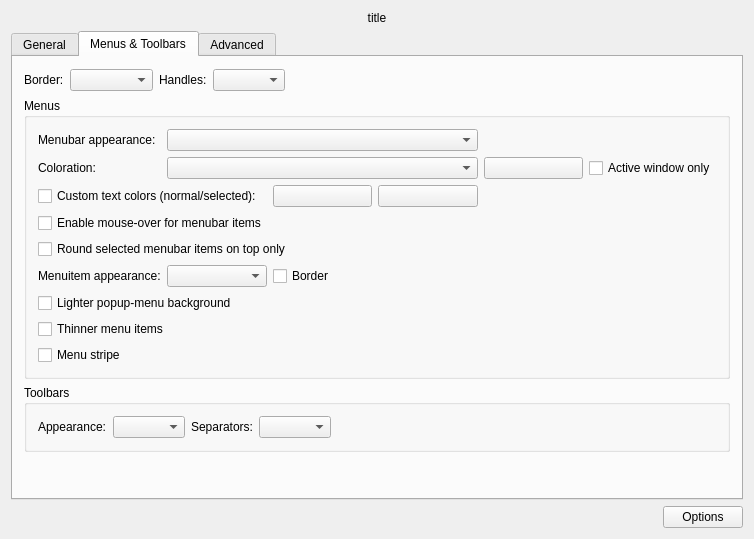
Old version of the form config/qtcurveconfigbase.ui in the repository QtCurve/qtcurve.
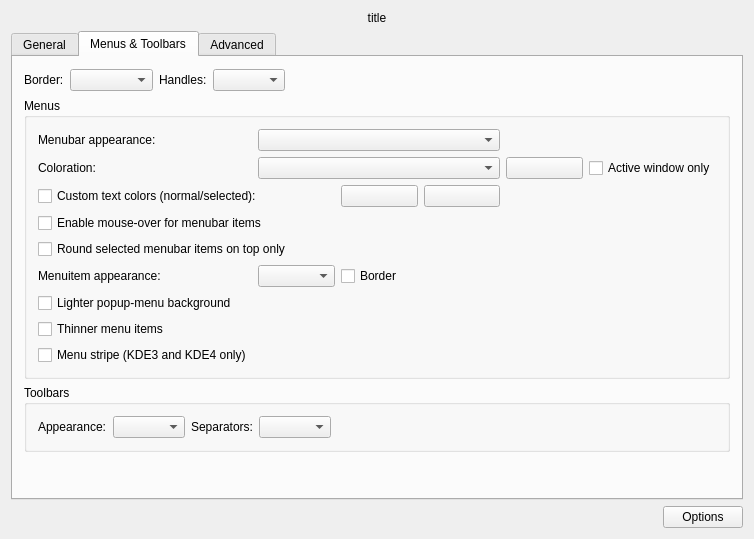
New version of the form. The open tabs and pages were chosen to show the change. Custom widgets are drawn as their Qt base class.

Commit message: MenuStripe is KDE only for the moment.

Diff of the .ui file:
```diff
--- a/config/qtcurveconfigbase.ui
+++ b/config/qtcurveconfigbase.ui
@@ -566,7 +566,7 @@
           <item row="8" column="0" >
            <widget class="QCheckBox" name="menuStripe" >
             <property name="text" >
-             <string>Menu stripe</string>
+             <string>Menu stripe (KDE3 and KDE4 only)</string>
             </property>
            </widget>
           </item>
```
The commit also changes 2 other files.
